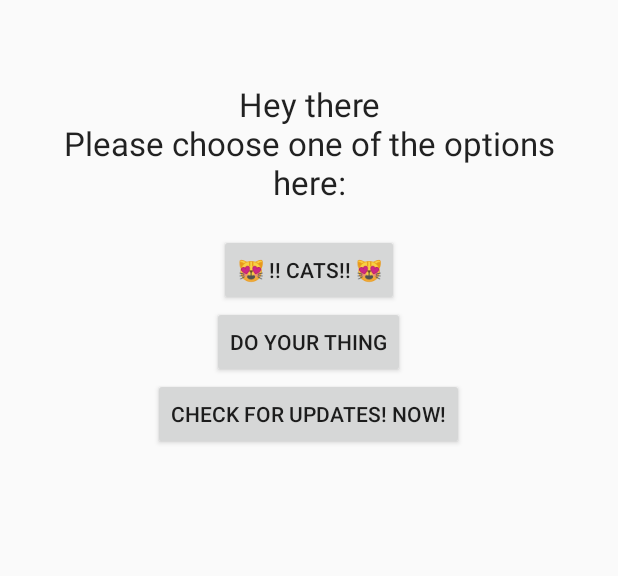
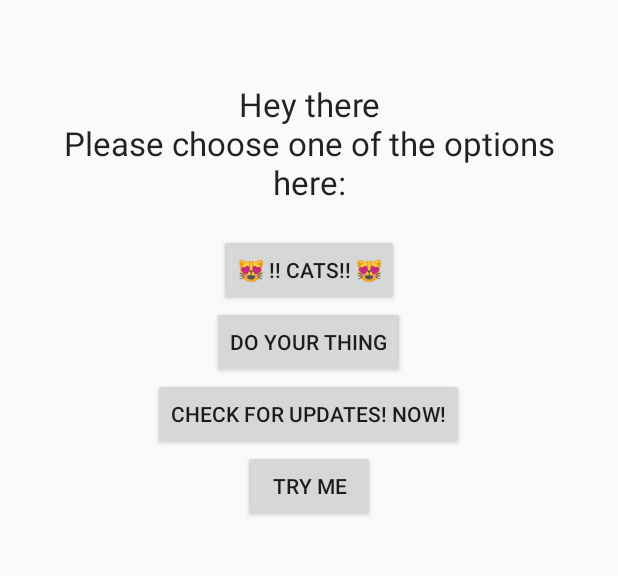
Before and after one commit to gdg-berlin-android/ZeThree, an Android app built with Jetpack Compose: the screen it shows after launch (MainActivity), on a phone screen of 412 x 824 dp, the part 56-632 px from its top. Run offline under Robolectric (Android 15) with nearby library versions, the phone set to English and light mode, and no system bars; 1 statement that could not run was skipped.

Commit message:
Add a button

```diff
--- a/app/src/main/res/layout/main_activity.xml
+++ b/app/src/main/res/layout/main_activity.xml
@@ -65,6 +65,11 @@
                     android:layout_height="wrap_content"
                     android:onClick="checkForUpdates"
                     android:text="Check for updates! NOW!" />
+                <Button
+                    android:layout_width="wrap_content"
+                    android:layout_height="wrap_content"
+                    android:onClick="tryMeFun"
+                    android:text="Try Me" />
             </LinearLayout>
         </ScrollView>
     </LinearLayout>
```
Also changed, not shown: app/src/main/java/berlindroid/zethree/MainActivity.java (+8 -0 lines).
